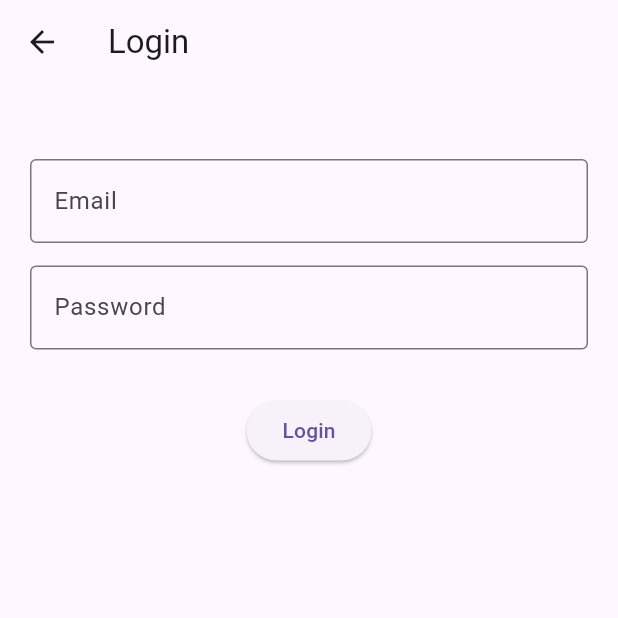
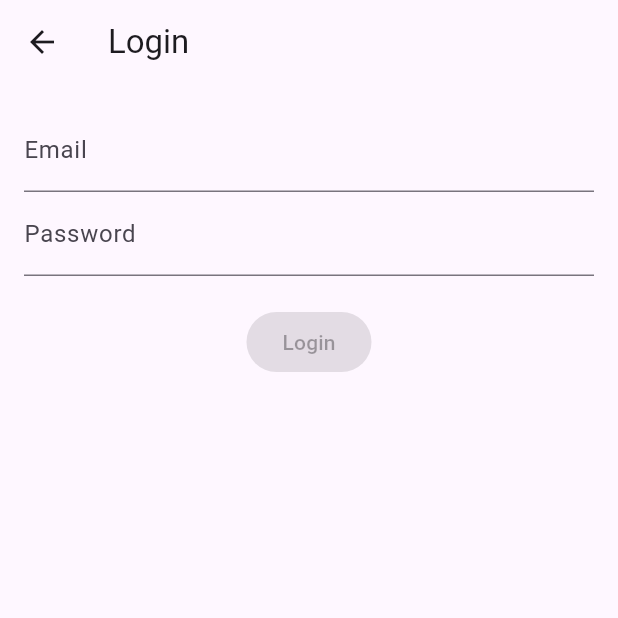
Before and after one commit to alimok20-bit/world-peas-flutter, a Flutter app: the screen it shows after launch, after a tap on "Начать покупки", on a phone screen of 412 x 824 dp, the top half of it. Run offline on Flutter 3.47's test engine with Material 3 defaults, Android fonts, the phone set to English and light mode, and no system bars.

Commit message:
Изменения в Category

```diff
--- a/lib/main.dart
+++ b/lib/main.dart
@@ -8,6 +8,7 @@ void main() {
   runApp(
     ChangeNotifierProvider(
       create: (context) => CartModel(),
+      lazy: true,
       child: const MyApp(),
     ),
   );
--- a/lib/screens/categories_screen.dart
+++ b/lib/screens/categories_screen.dart
@@ -1,5 +1,7 @@
 import 'package:flutter/material.dart';
 import 'products_screen.dart';
+import 'package:provider/provider.dart';
+import '../models/cart_model.dart';
 
 class CategoriesScreen extends StatelessWidget {
 
--- a/lib/screens/login_screen.dart
+++ b/lib/screens/login_screen.dart
@@ -1,5 +1,19 @@
 import 'package:flutter/material.dart';
-import 'home_screen.dart';
+import 'categories_screen.dart';
+
+class MainScreen extends StatelessWidget {
+  const MainScreen({super.key});
+
+  @override
+  Widget build(BuildContext context) {
+    return Scaffold(
+      appBar: AppBar(title: const Text("Главный экран")),
+      body: const Center(
+        child: Text("Добро пожаловать"),
+      ),
+    );
+  }
+}
 
 class LoginScreen extends StatefulWidget {
   const LoginScreen({super.key});
@@ -13,51 +27,59 @@ class _LoginScreenState extends State<LoginScreen> {
   final emailController = TextEditingController();
   final passwordController = TextEditingController();
 
+  // ✅ Проверка заполненности
+  bool isValid() {
+    return emailController.text.isNotEmpty &&
+        passwordController.text.isNotEmpty;
+  }
+
+  void login() {
+    Navigator.pushReplacement(
+      context,
+      MaterialPageRoute(
+        builder: (context) =>  CategoriesScreen(cartItems: []), // твой главный экран
+      ),
+    );
+  }
+
+  @override
+  void initState() {
+    super.initState();
+
+    // 🔄 слушаем изменения в полях
+    emailController.addListener(() => setState(() {}));
+    passwordController.addListener(() => setState(() {}));
+  }
+
+  @override
+  void dispose() {
+    emailController.dispose();
+    passwordController.dispose();
+    super.dispose();
+  }
+
   @override
   Widget build(BuildContext context) {
     return Scaffold(
-      appBar: AppBar(
-        title: const Text("Login"),
-      ),
+      appBar: AppBar(title: const Text("Login")),
       body: Padding(
-        padding: const EdgeInsets.all(20),
+        padding: const EdgeInsets.all(16),
         child: Column(
           children: [
-
-            const SizedBox(height: 30),
-
             TextField(
               controller: emailController,
-              decoration: const InputDecoration(
-                labelText: "Email",
-                border: OutlineInputBorder(),
-              ),
+              decoration: const InputDecoration(labelText: "Email"),
             ),
-
-            const SizedBox(height: 15),
-
             TextField(
               controller: passwordController,
               obscureText: true,
-              decoration: const InputDecoration(
-                labelText: "Password",
-                border: OutlineInputBorder(),
-              ),
+              decoration: const InputDecoration(labelText: "Password"),
             ),
+            const SizedBox(height: 20),
 
-            const SizedBox(height: 30),
-
+            // 🔒 КНОПКА БЛОКИРУЕТСЯ
             ElevatedButton(
-              onPressed: () {
-
-                Navigator.pushReplacement(
-                  context,
-                  MaterialPageRoute(
-                    builder: (context) => const HomeScreen(isGuest: false),
-                  ),
-                );
-
-              },
+              onPressed: isValid() ? login : null,
               child: const Text("Login"),
             ),
           ],
```
